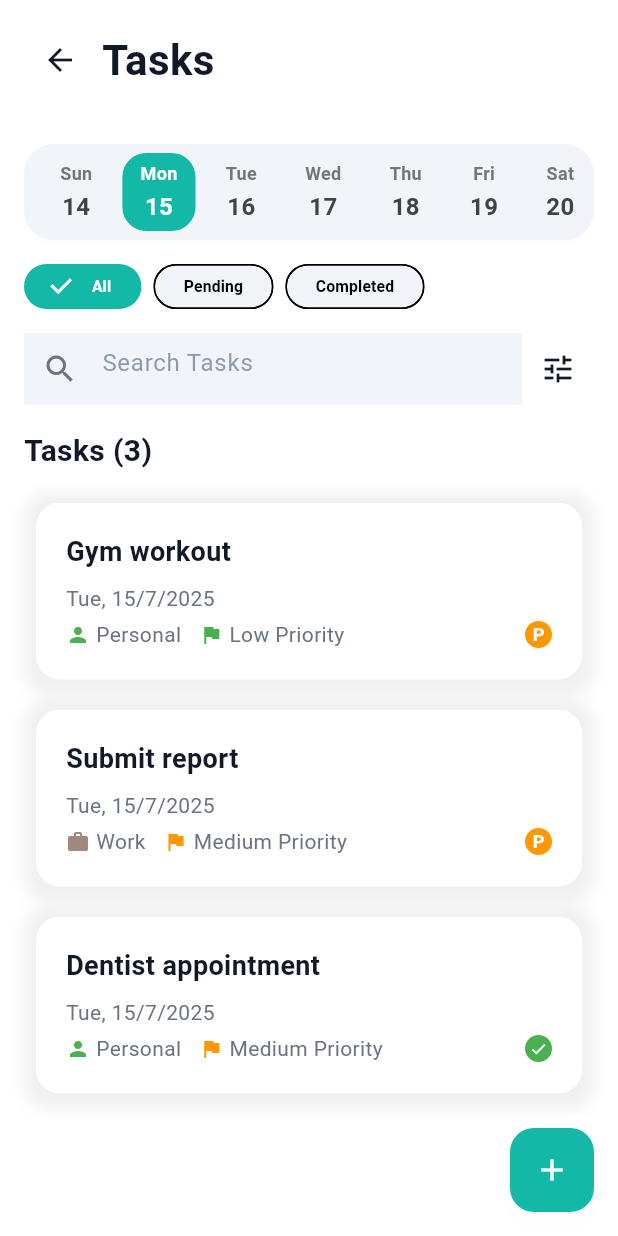
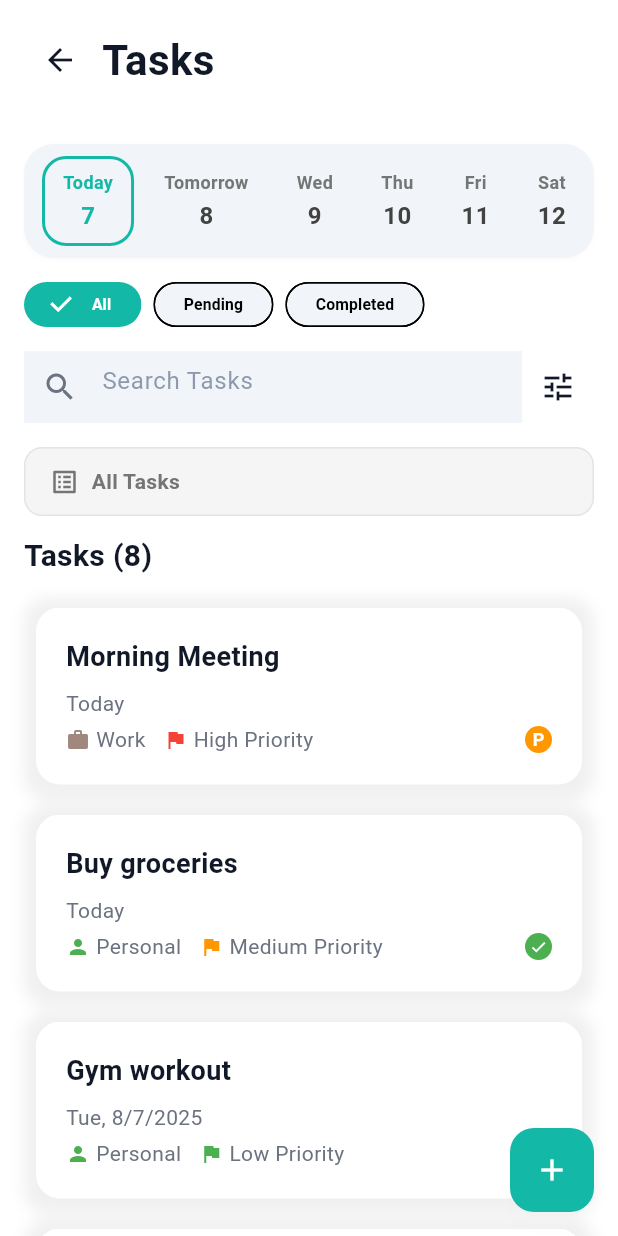
Before and after one commit to HasBro10/Loggit, a Flutter app: the screen it shows after launch, after a tap on "Tasks", on a phone screen of 412 x 824 dp. Run offline on Flutter 3.47's test engine with Material 3 defaults, Android fonts, the phone set to English and light mode, and no system bars; our stand-ins replace flutter_slidable, shared_preferences.

Commit message:
calendar and filter all set up 1

```diff
--- a/lib/features/tasks/tasks_screen_new.dart
+++ b/lib/features/tasks/tasks_screen_new.dart
@@ -24,210 +24,7 @@ class _TasksScreenNewState extends State<TasksScreenNew> {
   final ValueNotifier<int> closeSwipeOptionsNotifier = ValueNotifier<int>(0);
   final ValueNotifier<Key?> openSwipeCardKey = ValueNotifier<Key?>(null);
 
-  List<Task> tasks = [
-    // Day 14 tasks
-    Task(
-      title: 'Morning Meeting',
-      description: 'Team sync at 9am',
-      dueDate: DateTime(DateTime.now().year, DateTime.now().month, 14),
-      isCompleted: false,
-      timestamp: DateTime.now(),
-      category: 'Work',
-      priority: TaskPriority.high,
-    ),
-    Task(
-      title: 'Buy groceries',
-      description: 'Milk, eggs, bread',
-      dueDate: DateTime(DateTime.now().year, DateTime.now().month, 14),
-      isCompleted: true,
-      timestamp: DateTime.now(),
-      category: 'Personal',
-      priority: TaskPriority.medium,
-    ),
-    Task(
-      title: 'Call client',
-      description: 'Discuss project updates',
-      dueDate: DateTime(DateTime.now().year, DateTime.now().month, 14),
-      isCompleted: false,
-      timestamp: DateTime.now(),
-      category: 'Business',
-      priority: TaskPriority.high,
-    ),
-
-    // Day 15 tasks
-    Task(
-      title: 'Gym workout',
-      description: 'Cardio and weights',
-      dueDate: DateTime(DateTime.now().year, DateTime.now().month, 15),
-      isCompleted: false,
-      timestamp: DateTime.now(),
-      category: 'Personal',
-      priority: TaskPriority.low,
-    ),
-    Task(
-      title: 'Submit report',
-      description: 'Monthly progress report',
-      dueDate: DateTime(DateTime.now().year, DateTime.now().month, 15),
-      isCompleted: false,
-      timestamp: DateTime.now(),
-      category: 'Work',
-      priority: TaskPriority.medium,
-    ),
-    Task(
-      title: 'Dentist appointment',
-      description: 'Routine cleaning',
-      dueDate: DateTime(DateTime.now().year, DateTime.now().month, 15),
-      isCompleted: true,
-      timestamp: DateTime.now(),
-      category: 'Personal',
-      priority: TaskPriority.medium,
-    ),
-
-    // Day 16 tasks
-    Task(
-      title: 'Team presentation',
-      description: 'Q3 results presentation',
-      dueDate: DateTime(DateTime.now().year, DateTime.now().month, 16),
-      isCompleted: false,
-      timestamp: DateTime.now(),
-      category: 'Work',
-      priority: TaskPriority.high,
-    ),
-    Task(
-      title: 'Pay bills',
-      description: 'Electricity and internet',
-      dueDate: DateTime(DateTime.now().year, DateTime.now().month, 16),
-      isCompleted: false,
-      timestamp: DateTime.now(),
-      category: 'Personal',
-      priority: TaskPriority.high,
-    ),
-    Task(
-      title: 'Client dinner',
-      description: 'Business networking',
-      dueDate: DateTime(DateTime.now().year, DateTime.now().month, 16),
-      isCompleted: false,
-      timestamp: DateTime.now(),
-      category: 'Business',
-      priority: TaskPriority.medium,
-    ),
-
-    // Day 17 tasks
-    Task(
-      title: 'Code review',
-      description: 'Review pull requests',
-      dueDate: DateTime(DateTime.now().year, DateTime.now().month, 17),
-      isCompleted: true,
-      timestamp: DateTime.now(),
-      category: 'Work',
-      priority: TaskPriority.medium,
-    ),
-    Task(
-      title: 'Library return',
-      description: 'Return overdue books',
-      dueDate: DateTime(DateTime.now().year, DateTime.now().month, 17),
-      isCompleted: false,
-      timestamp: DateTime.now(),
-      category: 'Personal',
-      priority: TaskPriority.low,
-    ),
-    Task(
-      title: 'Update website',
-      description: 'Add new content',
-      dueDate: DateTime(DateTime.now().year, DateTime.now().month, 17),
-      isCompleted: false,
-      timestamp: DateTime.now(),
-      category: 'Business',
-      priority: TaskPriority.high,
-    ),
-
-    // Day 18 tasks
-    Task(
-      title: 'Weekly planning',
-      description: 'Plan next week tasks',
-      dueDate: DateTime(DateTime.now().year, DateTime.now().month, 18),
-      isCompleted: false,
-      timestamp: DateTime.now(),
-      category: 'Work',
-      priority: TaskPriority.medium,
-    ),
-    Task(
-      title: 'Movie night',
-      description: 'Watch new release',
-      dueDate: DateTime(DateTime.now().year, DateTime.now().month, 18),
-      isCompleted: false,
-      timestamp: DateTime.now(),
-      category: 'Personal',
-      priority: TaskPriority.low,
-    ),
-    Task(
-      title: 'Tax preparation',
-      description: 'Organize documents',
-      dueDate: DateTime(DateTime.now().year, DateTime.now().month, 18),
-      isCompleted: true,
-      timestamp: DateTime.now(),
-      category: 'Business',
-      priority: TaskPriority.high,
-    ),
-
-    // Day 19 tasks
-    Task(
-      title: 'Product demo',
-      description: 'Demo to stakeholders',
-      dueDate: DateTime(DateTime.now().year, DateTime.now().month, 19),
-      isCompleted: false,
-      timestamp: DateTime.now(),
-      category: 'Work',
-      priority: TaskPriority.high,
-    ),
-    Task(
-      title: 'Family dinner',
-      description: 'Sunday family meal',
-      dueDate: DateTime(DateTime.now().year, DateTime.now().month, 19),
-      isCompleted: false,
-      timestamp: DateTime.now(),
-      category: 'Personal',
-      priority: TaskPriority.medium,
-    ),
-    Task(
-      title: 'Contract review',
-      description: 'Review vendor contract',
-      dueDate: DateTime(DateTime.now().year, DateTime.now().month, 19),
-      isCompleted: false,
-      timestamp: DateTime.now(),
-      category: 'Business',
-      priority: TaskPriority.high,
-    ),
-
-    // Day 20 tasks
-    Task(
-      title: 'Team building',
-      description: 'Office team activity',
-      dueDate: DateTime(DateTime.now().year, DateTime.now().month, 20),
-      isCompleted: false,
-      timestamp: DateTime.now(),
-      category: 'Work',
-      priority: TaskPriority.low,
-    ),
-    Task(
-      title: 'Doctor checkup',
-      description: 'Annual health check',
-      dueDate: DateTime(DateTime.now().year, DateTime.now().month, 20),
-      isCompleted: false,
-      timestamp: DateTime.now(),
-      category: 'Personal',
-      priority: TaskPriority.medium,
-    ),
-    Task(
-      title: 'Budget review',
-      description: 'Monthly budget analysis',
-      dueDate: DateTime(DateTime.now().year, DateTime.now().month, 20),
-      isCompleted: true,
-      timestamp: DateTime.now(),
-      category: 'Business',
-      priority: TaskPriority.high,
-    ),
-  ];
+  List<Task> tasks = [];
 
   String searchQuery = '';
   String statusFilter = 'All';
@@ -240,24 +37,194 @@ class _TasksScreenNewState extends State<TasksScreenNew> {
   TaskSortOption sortOption = TaskSortOption.dueDate;
   int selectedFilter = 0; // 0 = All, 1 = Pending, 2 = Completed
   late int selectedDayIndex;
-  final List<String> days = ['Sun', 'Mon', 'Tue', 'Wed', 'Thu', 'Fri', 'Sat'];
-  final List<int> dates = [14, 15, 16, 17, 18, 19, 20];
+  late List<String> days;
+  late List<int> dates;
 
   @override
   void initState() {
     super.initState();
-    // Set selectedDayIndex to today's day
-    final today = DateTime.now();
-    final weekDays = ['Sun', 'Mon', 'Tue', 'Wed', 'Thu', 'Fri', 'Sat'];
-    final todayAbbr = weekDays[today.weekday % 7];
-    final idx = days.indexOf(todayAbbr);
-    selectedDayIndex = idx >= 0 ? idx : 0;
+    _generateDynamicDates();
 
     _scrollController.addListener(() {
       if (_scrollController.position.isScrollingNotifier.value) {
         closeSwipeOptionsNotifier.value++;
       }
     });
+  }
+
+  void _generateDynamicDates() {
+    final today = DateTime.now();
+    final weekDays = ['Sun', 'Mon', 'Tue', 'Wed', 'Thu', 'Fri', 'Sat'];
+
+    days = [];
+    dates = [];
+
+    // Generate 7 days starting from today
+    for (int i = 0; i < 7; i++) {
+      final date = today.add(Duration(days: i));
+      days.add(weekDays[date.weekday % 7]);
+      dates.add(date.day);
+    }
+
+    // Set selectedDayIndex to -1 to show all tasks by default
+    selectedDayIndex = -1;
+
+    // Generate dummy tasks for testing
+    _generateDummyTasks();
+  }
+
+  void _generateDummyTasks() {
+    final today = DateTime.now();
+
+    tasks = [
+      // Today's tasks
+      Task(
+        title: 'Morning Meeting',
+        description: 'Team sync at 9am',
+        dueDate: DateTime(today.year, today.month, today.day),
+        isCompleted: false,
+        timestamp: DateTime.now(),
+        category: 'Work',
+        priority: TaskPriority.high,
+      ),
+      Task(
+        title: 'Buy groceries',
+        description: 'Milk, eggs, bread',
+        dueDate: DateTime(today.year, today.month, today.day),
+        isCompleted: true,
+        timestamp: DateTime.now(),
+        category: 'Personal',
+        priority: TaskPriority.medium,
+      ),
+
+      // Tomorrow's tasks
+      Task(
+        title: 'Gym workout',
+        description: 'Cardio and weights',
+        dueDate: DateTime(today.year, today.month, today.day + 1),
+        isCompleted: false,
+        timestamp: DateTime.now(),
+        category: 'Personal',
+        priority: TaskPriority.low,
+      ),
+      Task(
+        title: 'Submit report',
+        description: 'Monthly progress report',
+        dueDate: DateTime(today.year, today.month, today.day + 1),
+        isCompleted: false,
+        timestamp: DateTime.now(),
+        category: 'Work',
+        priority: TaskPriority.medium,
+      ),
+
+      // Day after tomorrow
+      Task(
+        title: 'Team presentation',
+        description: 'Q3 results presentation',
+        dueDate: DateTime(today.year, today.month, today.day + 2),
+        isCompleted: false,
+        timestamp: DateTime.now(),
+        category: 'Work',
+        priority: TaskPriority.high,
+      ),
+
+      // Tasks for months ahead
+      Task(
+        title: 'Annual vacation',
+        description: 'Book flights and hotels',
+        dueDate: DateTime(today.year, today.month + 3, 15),
+        isCompleted: false,
+        timestamp: DateTime.now(),
+        category: 'Personal',
+        priority: TaskPriority.medium,
+      ),
+      Task(
+        title: 'Tax filing deadline',
+        description: 'Submit annual tax returns',
+        dueDate: DateTime(today.year + 1, 4, 15),
+        isCompleted: false,
+        timestamp: DateTime.now(),
+        category: 'Business',
+        priority: TaskPriority.high,
+      ),
+      Task(
+        title: 'Project milestone',
+        description: 'Major project delivery',
+        dueDate: DateTime(today.year, today.month + 2, 28),
+        isCompleted: false,
+        timestamp: DateTime.now(),
+        category: 'Work',
+        priority: TaskPriority.high,
+      ),
+    ];
+  }
+
+  bool _isTaskForSelectedDate(Task task, int selectedIndex) {
+    if (selectedIndex < 0 || selectedIndex >= dates.length) return false;
+
+    final today = DateTime.now();
+    final selectedDate = today.add(Duration(days: selectedIndex));
+
+    return task.dueDate != null &&
+        task.dueDate!.year == selectedDate.year &&
+        task.dueDate!.month == selectedDate.month &&
+        task.dueDate!.day == selectedDate.day;
+  }
+
+  bool _isTaskOverdue(Task task) {
+    if (task.dueDate == null || task.isCompleted) return false;
+    final now = DateTime.now();
+    final today = DateTime(now.year, now.month, now.day);
+    final dueDate = DateTime(
+      task.dueDate!.year,
+      task.dueDate!.month,
+      task.dueDate!.day,
+    );
+    return dueDate.isBefore(today);
+  }
+
+  bool _isTaskDueSoon(Task task) {
+    if (task.dueDate == null || task.isCompleted) return false;
+    final now = DateTime.now();
+    final today = DateTime(now.year, now.month, now.day);
+    final dueDate = DateTime(
+      task.dueDate!.year,
+      task.dueDate!.month,
+      task.dueDate!.day,
+    );
+    final daysUntilDue = dueDate.difference(today).inDays;
+    return daysUntilDue >= 0 && daysUntilDue <= 3;
+  }
+
+  String _getUserFriendlyDateLabel(int index) {
+    if (index == 0) return 'Today';
+    if (index == 1) return 'Tomorrow';
+
+    final today = DateTime.now();
+    final targetDate = today.add(Duration(days: index));
+    final now = DateTime.now();
+
+    // Check if it's this week
+    final weekStart = now.subtract(Duration(days: now.weekday - 1));
+    final weekEnd = weekStart.add(Duration(days: 6));
+
+    if (targetDate.isAfter(weekStart.subtract(Duration(days: 1))) &&
+        targetDate.isBefore(weekEnd.add(Duration(days: 1)))) {
+      return days[index]; // Just show day name for this week
+    }
+
+    // For next week, show day name and date
+    return '${days[index]} ${dates[index]}';
+  }
+
+  String _getSelectedDateContext() {
+    if (selectedDayIndex == 0) {
+      return 'Today';
+    } else if (selectedDayIndex == 1) {
+      return 'Tomorrow';
+    } else {
+      return '${days[selectedDayIndex]} ${dates[selectedDayIndex]}';
+    }
   }
 
   @override
@@ -318,25 +285,16 @@ class _TasksScreenNewState extends State<TasksScreenNew> {
       final matchesSelectedDate =
           selectedDayIndex < 0 ||
           (task.dueDate != null &&
-              task.dueDate!.day == dates[selectedDayIndex] &&
-              task.dueDate!.month == DateTime.now().month &&
-              task.dueDate!.year == DateTime.now().year);
+              _isTaskForSelectedDate(task, selectedDayIndex));
 
       // Overdue filter
       final matchesOverdue =
-          !showOverdueOnly ||
-          (task.dueDate != null &&
-              task.dueDate!.isBefore(now) &&
-              !task.isCompleted);
+          !showOverdueOnly || (task.dueDate != null && _isTaskOverdue(task));
 
       // Due soon filter (due within 3 days)
       final matchesDueSoon =
           statusFilter != 'Due Soon' ||
-          (statusFilter == 'Due Soon' &&
-              task.dueDate != null &&
-              task.dueDate!.isAfter(now) &&
-              task.dueDate!.difference(now).inDays <= 3 &&
-              !task.isCompleted);
+          (statusFilter == 'Due Soon' && _isTaskDueSoon(task));
 
       return matchesSearch &&
           matchesStatus &&
@@ -418,7 +376,7 @@ class _TasksScreenNewState extends State<TasksScreenNew> {
                           ],
                         ),
                         child: SizedBox(
-                          height: 64,
+                          height: 76, // Increased height to accommodate border
                           child: ListView.builder(
                             scrollDirection: Axis.horizontal,
                             itemCount: days.length,
@@ -431,13 +389,15 @@ class _TasksScreenNewState extends State<TasksScreenNew> {
                                 onTap: () {
                                   setState(() {
                                     selectedDayIndex = i;
+                                    // When a specific date is selected, we're no longer in "All" mode
+                                    // Keep the filter as "All" (0) but the visual state will be correct
                                   });
                                 },
                                 child: AnimatedContainer(
                                   duration: Duration(milliseconds: 180),
                                   margin: EdgeInsets.symmetric(
                                     horizontal: 4,
-                                    vertical: 6,
+                                    vertical: 8, // Increased vertical margin
                                   ),
                                   padding: EdgeInsets.symmetric(
                                     horizontal: 12,
@@ -448,16 +408,24 @@ class _TasksScreenNewState extends State<TasksScreenNew> {
                                         ? LoggitColors.teal
                                         : Colors.transparent,
                                     borderRadius: BorderRadius.circular(16),
+                                    border: i == 0
+                                        ? Border.all(
+                                            color: LoggitColors.teal,
+                                            width: 2,
+                                          )
+                                        : null,
                                   ),
                                   child: Column(
                                     mainAxisAlignment: MainAxisAlignment.center,
                                     children: [
                                       Text(
-                                        days[i],
+                                        _getUserFriendlyDateLabel(i),
                                         style: TextStyle(
                                           fontSize: 12,
                                           color: selected
                                               ? Colors.white
+                                              : i == 0
+                                              ? LoggitColors.teal
                                               : Colors.grey[600],
                                           fontWeight: FontWeight.w600,
                                         ),
@@ -469,6 +437,8 @@ class _TasksScreenNewState extends State<TasksScreenNew> {
                                           fontSize: 16,
                                           color: selected
                                               ? Colors.white
+                                              : i == 0
+                                              ? LoggitColors.teal
                                               : Colors.grey[800],
                                           fontWeight: FontWeight.bold,
                                         ),
@@ -486,7 +456,9 @@ class _TasksScreenNewState extends State<TasksScreenNew> {
                       Row(
                         children: List.generate(3, (i) {
                           final labels = ['All', 'Pending', 'Completed'];
-                          final selected = i == selectedFilter;
+                          // Show as selected only if it's the current filter AND no specific date is selected
+                          final selected =
+                              i == selectedFilter && selectedDayIndex < 0;
                           return Padding(
                             padding: const EdgeInsets.only(right: 8),
                             child: ChoiceChip(
@@ -502,10 +474,12 @@ class _TasksScreenNewState extends State<TasksScreenNew> {
                               onSelected: (_) {
                                 setState(() {
                                   selectedFilter = i;
-                                  // If "All" is selected, deselect any date
+                                  // If "All" is selected, deselect any date to show all tasks
                                   if (i == 0) {
                                     selectedDayIndex = -1;
                                   }
+                                  // If "Pending" or "Completed" is selected, keep current date selection
+                                  // but the filter will still apply to the selected date's tasks
                                 });
                               },
                               selectedColor: LoggitColors.teal,
@@ -567,6 +541,72 @@ class _TasksScreenNewState extends State<TasksScreenNew> {
                         ),
                       ),
                       SizedBox(height: LoggitSpacing.lg),
+                      // Date context header
+                      if (selectedDayIndex >= 0)
+                        Container(
+                          padding: EdgeInsets.symmetric(
+                            horizontal: 16,
+                            vertical: 12,
+                          ),
+                          decoration: BoxDecoration(
+                            color: LoggitColors.teal.withOpacity(0.1),
+                            borderRadius: BorderRadius.circular(12),
+                            border: Border.all(
+                              color: LoggitColors.teal.withOpacity(0.2),
+                            ),
+                          ),
+                          child: Row(
+                            children: [
+                              Icon(
+                                Icons.calendar_today,
+                                color: LoggitColors.teal,
+                                size: 20,
+                              ),
+                              SizedBox(width: 8),
+                              Text(
+                                _getSelectedDateContext(),
+                                style: TextStyle(
+                                  fontSize: 14,
+                                  fontWeight: FontWeight.w600,
+                                  color: LoggitColors.teal,
+                                ),
+                              ),
+                            ],
+                          ),
+                        )
+                      else
+                        Container(
+                          padding: EdgeInsets.symmetric(
+                            horizontal: 16,
+                            vertical: 12,
+                          ),
+                          decoration: BoxDecoration(
+                            color: Colors.grey.withOpacity(0.1),
+                            borderRadius: BorderRadius.circular(12),
+                            border: Border.all(
+                              color: Colors.grey.withOpacity(0.2),
+                            ),
+                          ),
+                          child: Row(
+                            children: [
+                              Icon(
+                                Icons.list_alt,
+                                color: Colors.grey[600],
+                                size: 20,
+                              ),
+                              SizedBox(width: 8),
+                              Text(
+                                'All Tasks',
+                                style: TextStyle(
+                                  fontSize: 14,
+                                  fontWeight: FontWeight.w600,
+                                  color: Colors.grey[600],
+                                ),
+                              ),
+                            ],
+                          ),
+                        ),
+                      SizedBox(height: LoggitSpacing.md),
                       // Tasks section with count
                       Text(
                         'Tasks (${filteredTasks.length})',
@@ -612,7 +652,9 @@ class _TasksScreenNewState extends State<TasksScreenNew> {
                                   (task.dueDate?.toIso8601String() ?? ''),
                             ),
                           ),
-                        ),
+                        )
+                      else
+                        _buildEmptyState(isDark),
                     ],
                   ),
                 ),
@@ -2362,6 +2404,93 @@ class _TasksScreenNewState extends State<TasksScreenNew> {
       },
     );
   }
+
+  Widget _buildEmptyState(bool isDark) {
+    String title, subtitle, icon;
+
+    if (tasks.isEmpty) {
+      // No tasks at all
+      title = 'No tasks yet';
+      subtitle = 'Tap the + button to create your first task';
+      icon = '📝';
+    } else if (selectedDayIndex >= 0) {
+      // No tasks for selected date
+      title = 'No tasks for ${_getSelectedDateContext()}';
+      subtitle = 'Tap the + button to add a task for this day';
+      icon = '📅';
+    } else if (searchQuery.isNotEmpty) {
+      // No search results
+      title = 'No matching tasks';
+      subtitle = 'Try adjusting your search terms';
+      icon = '🔍';
+    } else if (selectedFilter == 1) {
+      // No pending tasks
+      title = 'No pending tasks';
+      subtitle = 'All tasks are completed! 🎉';
+      icon = '✅';
+    } else if (selectedFilter == 2) {
+      // No completed tasks
+      title = 'No completed tasks';
+      subtitle = 'Complete some tasks to see them here';
+      icon = '📋';
+    } else if (selectedDayIndex < 0) {
+      // No tasks in "All Tasks" mode
+      title = 'No tasks found';
+      subtitle = 'Try selecting a specific date or add new tasks';
+      icon = '📝';
+    } else {
+      // No tasks (fallback)
+      title = 'No tasks found';
+      subtitle = 'Try adjusting your filters or add new tasks';
+      icon = '📝';
+    }
+
+    return Container(
+      margin: EdgeInsets.symmetric(vertical: 40),
+      padding: EdgeInsets.symmetric(horizontal: 20),
+      child: Column(
+        mainAxisAlignment: MainAxisAlignment.center,
+        children: [
+          Text(icon, style: TextStyle(fontSize: 64)),
+          SizedBox(height: 16),
+          Text(
+            title,
+            style: TextStyle(
+              fontSize: 20,
+              fontWeight: FontWeight.w600,
+              color: isDark ? Colors.white : LoggitColors.darkGrayText,
+            ),
+            textAlign: TextAlign.center,
+          ),
+          SizedBox(height: 8),
+          Text(
+            subtitle,
+            style: TextStyle(
+              fontSize: 14,
+              color: isDark ? Colors.grey[400] : Colors.grey[600],
+            ),
+            textAlign: TextAlign.center,
+          ),
+          if (tasks.isEmpty || selectedDayIndex >= 0) ...[
+            SizedBox(height: 24),
+            ElevatedButton.icon(
+              onPressed: () => _showTaskModal(context),
+              icon: Icon(Icons.add, size: 18),
+              label: Text('Add Task'),
+              style: ElevatedButton.styleFrom(
+                backgroundColor: LoggitColors.teal,
+                foregroundColor: Colors.white,
+                padding: EdgeInsets.symmetric(horizontal: 24, vertical: 12),
+                shape: RoundedRectangleBorder(
+                  borderRadius: BorderRadius.circular(12),
+                ),
+              ),
+            ),
+          ],
+        ],
+      ),
+    );
+  }
 }
 
 class _AnimatedFilterPill extends StatefulWidget {
```
